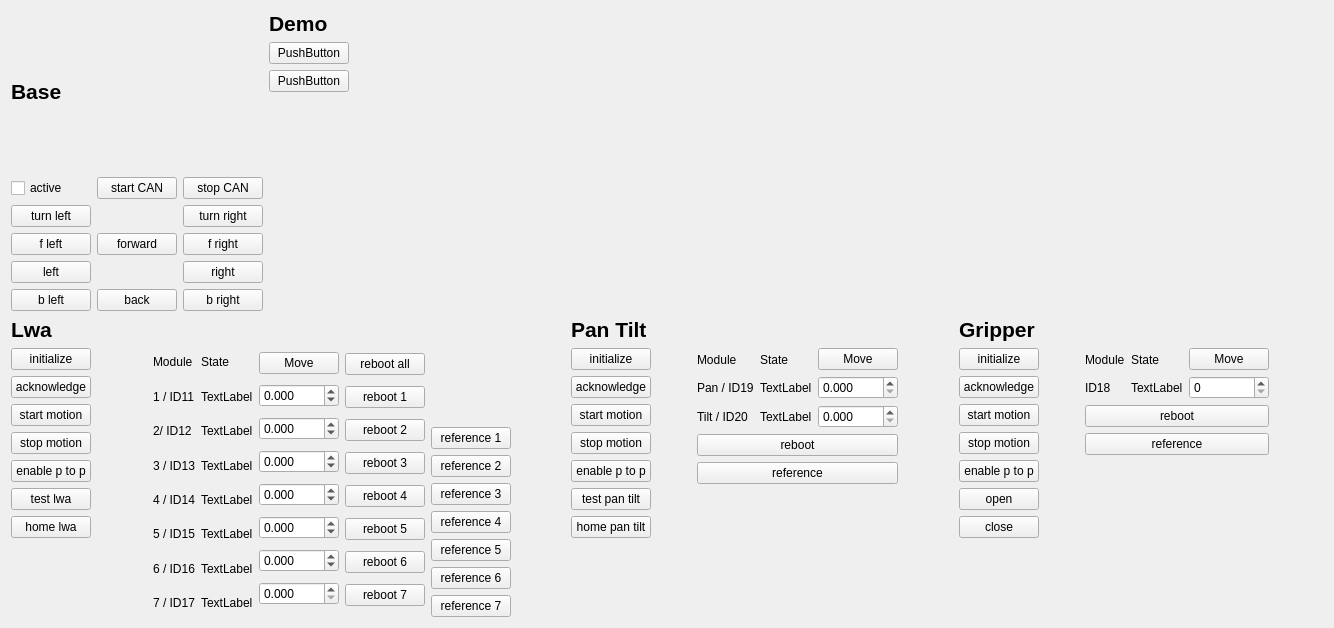
This is omnirob_robin_rqt/resource/OmnirobDashboard.ui in robinJKU/omnirob_robin as Qt 5 draws it before an edit. The edited form follows.
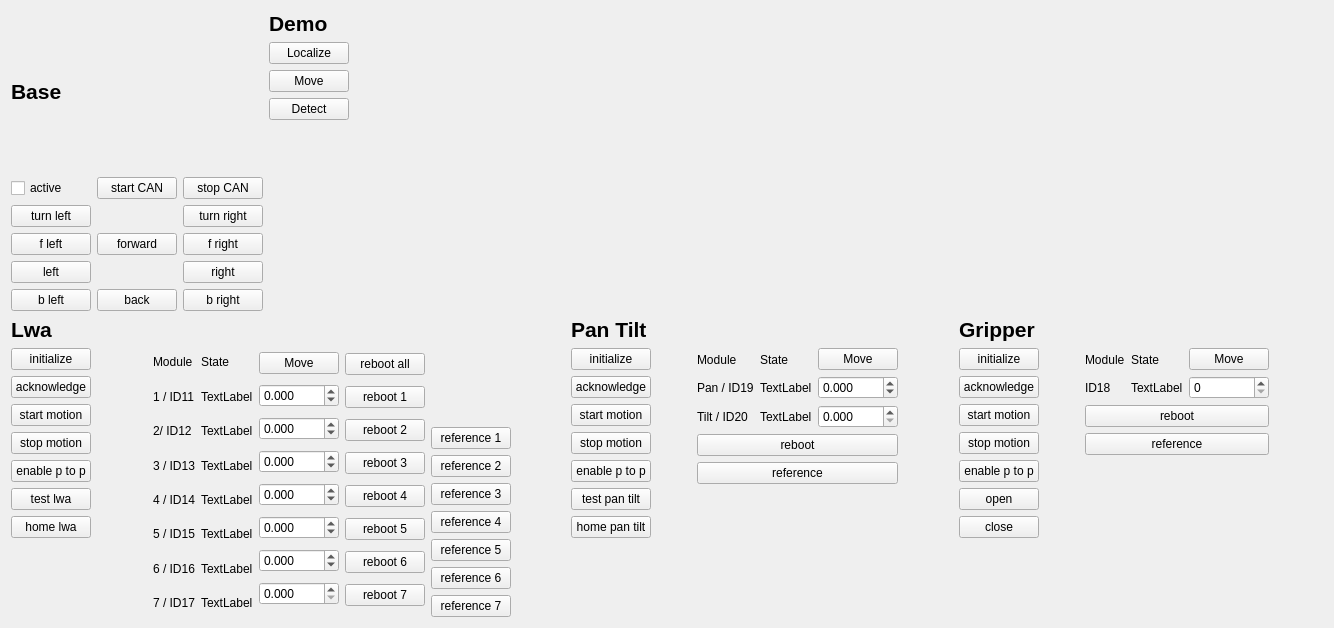
This is the edited form.

Commit message: UI updated for new localize/move/detect demo

Patch:
```diff
--- a/omnirob_robin_rqt/resource/OmnirobDashboard.ui
+++ b/omnirob_robin_rqt/resource/OmnirobDashboard.ui
@@ -145,17 +145,24 @@
          </property>
         </widget>
        </item>
-       <item>
-        <widget class="QPushButton" name="demo_move">
-         <property name="text">
-          <string>PushButton</string>
-         </property>
-        </widget>
-       </item>
        <item>
         <widget class="QPushButton" name="demo_localize">
          <property name="text">
-          <string>PushButton</string>
+          <string>Localize</string>
+         </property>
+        </widget>
+       </item>
+       <item>
+        <widget class="QPushButton" name="demo_move">
+         <property name="text">
+          <string>Move</string>
+         </property>
+        </widget>
+       </item>
+       <item>
+        <widget class="QPushButton" name="demo_detect">
+         <property name="text">
+          <string>Detect</string>
          </property>
         </widget>
        </item>
@@ -937,20 +944,32 @@
                 </widget>
                </item>
                <item>
-                <widget class="QDoubleSpinBox" name="pan_tilt_goal_2">
+                <widget class="QDoubleSpinBox" name="pan_tilt_goal_1">
                  <property name="decimals">
                   <number>3</number>
                  </property>
+                 <property name="minimum">
+                  <double>-3.000000000000000</double>
+                 </property>
+                 <property name="maximum">
+                  <double>3.000000000000000</double>
+                 </property>
                  <property name="singleStep">
                   <double>0.100000000000000</double>
                  </property>
                 </widget>
                </item>
                <item>
-                <widget class="QDoubleSpinBox" name="pan_tilt_goal_1">
+                <widget class="QDoubleSpinBox" name="pan_tilt_goal_2">
                  <property name="decimals">
                   <number>3</number>
                  </property>
+                 <property name="minimum">
+                  <double>0.000000000000000</double>
+                 </property>
+                 <property name="maximum">
+                  <double>3.000000000000000</double>
+                 </property>
                  <property name="singleStep">
                   <double>0.100000000000000</double>
                  </property>
```
The commit also changes 1 other file.
